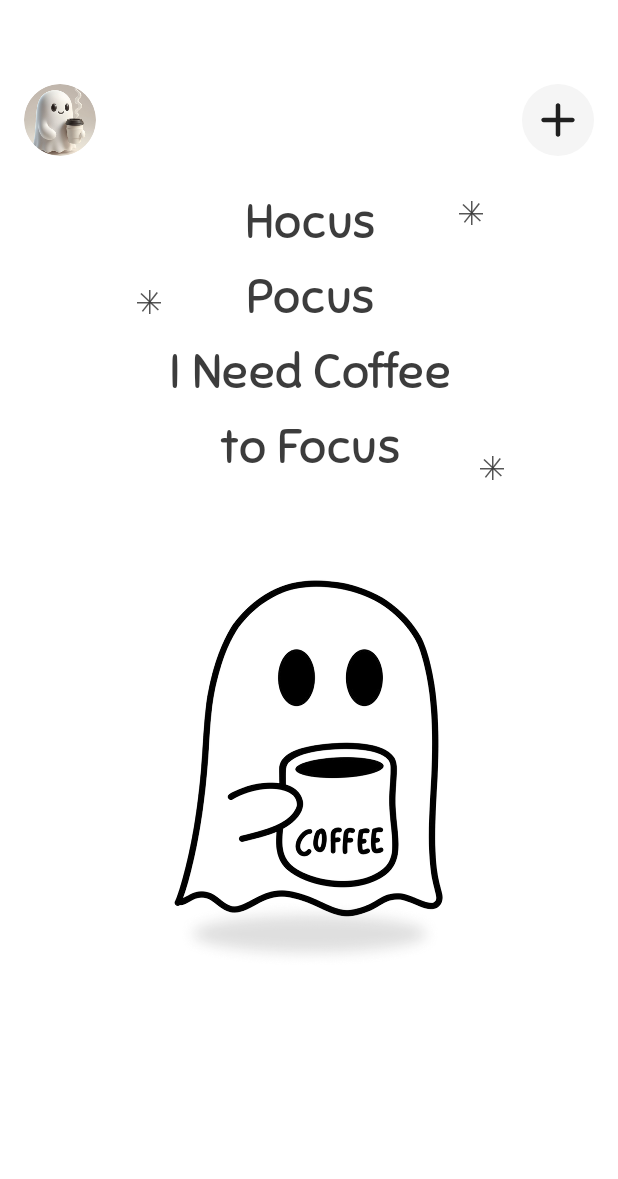
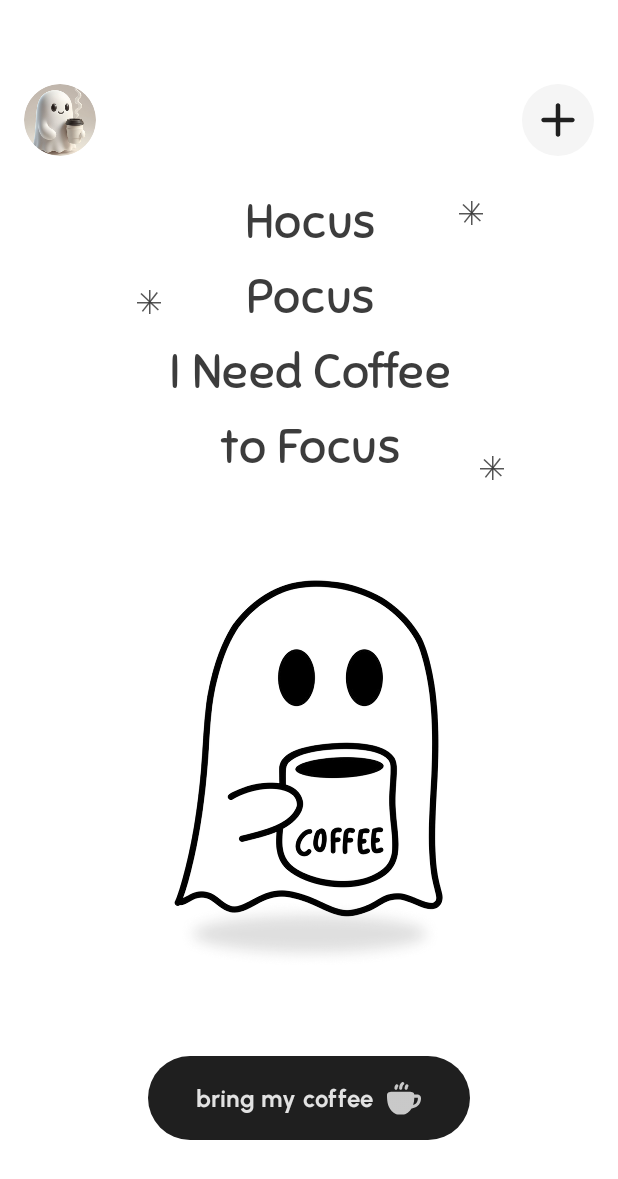
Before and after one commit to nourelhodaahmed/Caffeine, an Android app built with Jetpack Compose: the @Preview function HomePreview, on a phone screen of 412 x 824 dp. Shown: the top 1179 px of the screen. Run offline under Robolectric (Android 15) with nearby library versions, the phone set to English and light mode, and no system bars.

Commit message:
feat: implement Coffee button

```diff
--- a/app/src/main/java/com/android/caffeine/MainActivity.kt
+++ b/app/src/main/java/com/android/caffeine/MainActivity.kt
@@ -4,15 +4,14 @@ import android.os.Bundle
 import androidx.activity.ComponentActivity
 import androidx.activity.compose.setContent
 import androidx.activity.enableEdgeToEdge
-import com.android.caffeine.ui.theme.CaffeineTheme
+import com.android.caffeine.Screen.home.Home
 
 class MainActivity : ComponentActivity() {
     override fun onCreate(savedInstanceState: Bundle?) {
         super.onCreate(savedInstanceState)
         enableEdgeToEdge()
         setContent {
-            CaffeineTheme {
-            }
+            Home()
         }
     }
 }
--- a/app/src/main/java/com/android/caffeine/Screen/Home/Home.kt
+++ /dev/null
@@ -1,29 +0,0 @@
-package com.android.caffeine.Screen.Home
-
-import androidx.compose.foundation.layout.Column
-import androidx.compose.foundation.layout.fillMaxSize
-import androidx.compose.foundation.layout.padding
-import androidx.compose.runtime.Composable
-import androidx.compose.ui.Modifier
-import androidx.compose.ui.tooling.preview.Preview
-import androidx.compose.ui.unit.dp
-import com.android.caffeine.Screen.Home.composable.CoffeeGhost
-import com.android.caffeine.Screen.Home.composable.Content
-import com.android.caffeine.Screen.Home.composable.TopAppBar
-
-@Composable
-fun Home() {
-    Column (
-        modifier = Modifier.fillMaxSize()
-    ){
-        TopAppBar()
-        Content(modifier = Modifier.padding(top = 24.dp))
-        CoffeeGhost()
-    }
-}
-
-@Preview
-@Composable
-private fun HomePreview() {
-    Home()
-}
--- a/app/src/main/java/com/android/caffeine/Screen/Home/HomeUiState.kt
+++ /dev/null
@@ -1,4 +0,0 @@
-package com.android.caffeine.Screen.Home
-
-class HomeUiState {
-}
--- /dev/null
+++ b/app/src/main/java/com/android/caffeine/Screen/home/Home.kt
@@ -0,0 +1,37 @@
+package com.android.caffeine.Screen.home
+
+import androidx.compose.foundation.layout.Column
+import androidx.compose.foundation.layout.fillMaxSize
+import androidx.compose.foundation.layout.padding
+import androidx.compose.foundation.rememberScrollState
+import androidx.compose.foundation.verticalScroll
+import androidx.compose.runtime.Composable
+import androidx.compose.ui.Alignment
+import androidx.compose.ui.Modifier
+import androidx.compose.ui.tooling.preview.Preview
+import androidx.compose.ui.unit.dp
+import com.android.caffeine.Screen.home.composable.CoffeeButton
+import com.android.caffeine.Screen.home.composable.CoffeeGhost
+import com.android.caffeine.Screen.home.composable.Content
+import com.android.caffeine.Screen.home.composable.TopAppBar
+
+@Composable
+fun Home() {
+    Column (
+        modifier = Modifier.fillMaxSize().verticalScroll(rememberScrollState())
+    ){
+        TopAppBar()
+        Content(modifier = Modifier.padding(top = 24.dp))
+        CoffeeGhost()
+        CoffeeButton(modifier = Modifier
+            .padding(top = 58.91.dp)
+            .align(Alignment.CenterHorizontally)
+        )
+    }
+}
+
+@Preview
+@Composable
+private fun HomePreview() {
+    Home()
+}
--- /dev/null
+++ b/app/src/main/java/com/android/caffeine/Screen/home/HomeUiState.kt
@@ -0,0 +1,4 @@
+package com.android.caffeine.Screen.home
+
+class HomeUiState {
+}
--- a/app/src/main/java/com/android/caffeine/Screen/Home/HomeViewModel.kt
+++ b/app/src/main/java/com/android/caffeine/Screen/home/HomeViewModel.kt
@@ -1,4 +1,4 @@
-package com.android.caffeine.Screen.Home
+package com.android.caffeine.Screen.home
 
 import androidx.lifecycle.ViewModel
 
--- /dev/null
+++ b/app/src/main/java/com/android/caffeine/Screen/home/composable/CoffeeButton.kt
@@ -0,0 +1,61 @@
+package com.android.caffeine.Screen.home.composable
+
+import androidx.compose.foundation.background
+import androidx.compose.foundation.layout.Arrangement
+import androidx.compose.foundation.layout.Box
+import androidx.compose.foundation.layout.Row
+import androidx.compose.foundation.layout.padding
+import androidx.compose.foundation.layout.size
+import androidx.compose.foundation.shape.CircleShape
+import androidx.compose.material3.Icon
+import androidx.compose.material3.Text
+import androidx.compose.runtime.Composable
+import androidx.compose.ui.Alignment
+import androidx.compose.ui.tooling.preview.Preview
+import androidx.compose.ui.Modifier
+import androidx.compose.ui.res.painterResource
+import androidx.compose.ui.text.TextStyle
+import androidx.compose.ui.text.font.FontWeight
+import androidx.compose.ui.unit.dp
+import androidx.compose.ui.unit.sp
+import com.android.caffeine.R
+import com.android.caffeine.ui.theme.HomeButton
+import com.android.caffeine.ui.theme.HomeButtonContent
+import com.android.caffeine.ui.theme.Urbanist
+
+@Composable
+fun CoffeeButton(modifier: Modifier = Modifier) {
+    Box(
+        modifier = modifier
+            .background(color = HomeButton, shape = CircleShape)
+            .padding(horizontal = 32.dp, vertical = 16.dp)
+    ) {
+        Row (
+            horizontalArrangement = Arrangement.spacedBy(8.dp)
+        ){
+            Text(
+                text = "bring my coffee",
+                style = TextStyle(
+                    fontFamily = Urbanist,
+                    fontWeight = FontWeight.Bold,
+                    fontSize = 16.sp,
+                    letterSpacing = 0.25.sp,
+                ),
+                color = HomeButtonContent,
+                modifier = Modifier.align(Alignment.CenterVertically)
+            )
+            Icon(
+                painter = painterResource(R.drawable.coffee),
+                contentDescription = "",
+                tint = HomeButtonContent,
+                modifier = Modifier.size(24.dp)
+            )
+        }
+    }
+}
+
+@Preview
+@Composable
+private fun CoffeeButtonPreview() {
+    CoffeeButton()
+}
--- a/app/src/main/java/com/android/caffeine/Screen/Home/composable/CoffeeGhost.kt
+++ b/app/src/main/java/com/android/caffeine/Screen/home/composable/CoffeeGhost.kt
@@ -1,4 +1,4 @@
-package com.android.caffeine.Screen.Home.composable
+package com.android.caffeine.Screen.home.composable
 
 import androidx.compose.foundation.Image
 import androidx.compose.foundation.layout.Box
--- a/app/src/main/java/com/android/caffeine/Screen/Home/composable/Content.kt
+++ b/app/src/main/java/com/android/caffeine/Screen/home/composable/Content.kt
@@ -1,4 +1,4 @@
-package com.android.caffeine.Screen.Home.composable
+package com.android.caffeine.Screen.home.composable
 
 import androidx.compose.foundation.layout.Box
 import androidx.compose.foundation.layout.fillMaxWidth
--- a/app/src/main/java/com/android/caffeine/Screen/Home/composable/TopAppBar.kt
+++ b/app/src/main/java/com/android/caffeine/Screen/home/composable/TopAppBar.kt
@@ -1,4 +1,4 @@
-package com.android.caffeine.Screen.Home.composable
+package com.android.caffeine.Screen.home.composable
 
 import com.android.caffeine.R
 import androidx.compose.foundation.Image
--- a/app/src/main/java/com/android/caffeine/ui/theme/Color.kt
+++ b/app/src/main/java/com/android/caffeine/ui/theme/Color.kt
@@ -11,4 +11,7 @@ val PurpleGrey40 = Color(0xFF625b71)
 val Pink40 = Color(0xFF7D5260)
 
 val TopBarButtonBackground = Color(0xFFF5F5F5)
+
 val HomeContent = Color(0xDE1F1F1F)
+val HomeButton = Color(0xFF1F1F1F)
+val HomeButtonContent = Color(0xDEFFFFFF)
--- a/app/src/main/java/com/android/caffeine/ui/theme/Font.kt
+++ b/app/src/main/java/com/android/caffeine/ui/theme/Font.kt
@@ -9,3 +9,7 @@ val Sniglet = FontFamily(
     Font(R.font.sniglet_regular, FontWeight.Normal),
     Font(R.font.sniglet_extrabold, FontWeight.ExtraBold),
     )
+
+val Urbanist = FontFamily(
+    Font(R.font.urbanist_bold, FontWeight.Bold),
+)
--- /dev/null
+++ b/app/src/main/res/drawable/coffee.xml
@@ -0,0 +1,23 @@
+<vector xmlns:android="http://schemas.android.com/apk/res/android"
+    android:width="23dp"
+    android:height="22dp"
+    android:viewportWidth="23"
+    android:viewportHeight="22">
+  <path
+      android:pathData="M2.562,6.964C2.978,6.896 3.471,6.875 4.034,6.875H14.716C15.28,6.875 15.772,6.896 16.188,6.964C16.602,7.031 17.001,7.154 17.333,7.402C17.758,7.719 17.963,8.151 18.055,8.625H19.015C19.494,8.625 19.932,8.641 20.316,8.697C20.694,8.753 21.092,8.856 21.442,9.079C22.268,9.604 22.398,10.481 22.372,11.242C22.331,12.461 22.034,13.864 21.122,15.076C20.197,16.307 18.722,17.226 16.549,17.61C16.478,17.622 16.407,17.627 16.337,17.624C15.741,18.605 14.946,19.519 13.886,20.334C13.337,20.756 12.805,21.027 12.203,21.184C11.616,21.338 10.996,21.375 10.294,21.375H8.456C7.755,21.375 7.134,21.338 6.547,21.184C5.945,21.027 5.413,20.756 4.864,20.334C1.195,17.513 0.7,13.507 0.627,9.639C0.611,8.804 0.698,7.938 1.417,7.402C1.749,7.154 2.148,7.031 2.562,6.964ZM19.015,10.625H18.094C18.026,12.225 17.847,13.83 17.364,15.347C18.426,14.983 19.094,14.446 19.524,13.874C20.108,13.097 20.341,12.14 20.373,11.175C20.382,10.931 20.361,10.808 20.346,10.755C20.306,10.737 20.213,10.704 20.026,10.677C19.787,10.642 19.463,10.625 19.015,10.625Z"
+      android:fillColor="#ffffff"
+      android:fillAlpha="0.87"
+      android:fillType="evenOdd"/>
+  <path
+      android:pathData="M7.616,3.838C8,3.46 8.017,2.843 7.648,2.445C7.273,2.04 6.64,2.016 6.235,2.391C6.069,2.545 5.865,2.839 5.765,3.025C5.562,3.401 5.375,3.938 5.375,4.625C5.375,5.177 5.823,5.625 6.375,5.625C6.927,5.625 7.375,5.177 7.375,4.625C7.375,4.312 7.458,4.099 7.525,3.975C7.559,3.911 7.591,3.868 7.608,3.848L7.616,3.838Z"
+      android:fillColor="#ffffff"
+      android:fillAlpha="0.87"/>
+  <path
+      android:pathData="M11.534,1.098C11.825,1.568 11.68,2.184 11.21,2.475C11.149,2.513 10.93,2.714 10.721,3.135C10.524,3.529 10.376,4.043 10.376,4.625C10.376,5.177 9.929,5.625 9.376,5.625C8.824,5.625 8.376,5.177 8.376,4.625C8.376,3.707 8.609,2.89 8.93,2.244C9.238,1.624 9.672,1.075 10.158,0.775C10.627,0.484 11.243,0.629 11.534,1.098Z"
+      android:fillColor="#ffffff"
+      android:fillAlpha="0.87"/>
+  <path
+      android:pathData="M14.226,2.598C14.485,3.016 14.399,3.55 14.046,3.868C14.028,3.907 14.003,3.968 13.978,4.049C13.91,4.267 13.875,4.497 13.875,4.625C13.875,5.177 13.427,5.625 12.875,5.625C12.323,5.625 11.875,5.177 11.875,4.625C11.875,4.252 11.955,3.818 12.069,3.452C12.127,3.266 12.205,3.065 12.305,2.881C12.39,2.725 12.558,2.455 12.85,2.275C13.319,1.984 13.936,2.129 14.226,2.598Z"
+      android:fillColor="#ffffff"
+      android:fillAlpha="0.87"/>
+</vector>
```
Also changed, not shown: app/src/main/res/font/urbanist_bold.ttf (added).
